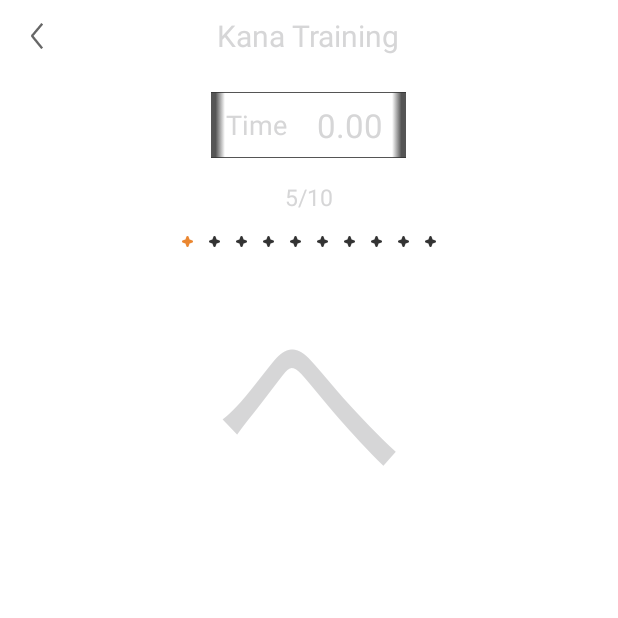
After one commit to ductienuit/KanaTraining, an Android app: the QuizMainActivity screen opened directly, with no data from a screen before it, on a phone screen of 412 x 824 dp, the top half of it. The commit adds this screen. Run offline under Robolectric (Android 15) with nearby library versions, the phone set to English and light mode, and no system bars; our stand-ins replace sdp/ssp sizes; Roboto replaces fonts that are not available here.

Commit message:
add xml and activity QuizMain and some sml for style

```diff
--- a/app/src/main/AndroidManifest.xml
+++ b/app/src/main/AndroidManifest.xml
@@ -46,6 +46,7 @@
         <activity android:name=".HelpActivity" />
         <activity android:name=".AppBaseActivity" />
         <activity android:name=".QuizSelectListActivity" />
+        <activity android:name=".QuizMainActivity"></activity>
     </application>
 
 </manifest>
--- /dev/null
+++ b/app/src/main/java/com/nhombabon/kanatraining/QuizMainActivity.java
@@ -0,0 +1,13 @@
+package com.nhombabon.kanatraining;
+
+import android.support.v7.app.AppCompatActivity;
+import android.os.Bundle;
+
+public class QuizMainActivity extends AppCompatActivity {
+
+    @Override
+    protected void onCreate(Bundle savedInstanceState) {
+        super.onCreate(savedInstanceState);
+        setContentView(R.layout.activity_quiz_main);
+    }
+}
--- /dev/null
+++ b/app/src/main/res/drawable-xhdpi/btn_frame01.xml
@@ -0,0 +1,7 @@
+<?xml version="1.0" encoding="utf-8"?>
+<selector xmlns:android="http://schemas.android.com/apk/res/android">
+    <item android:drawable="@drawable/btn_frame01_normal"
+        android:state_pressed="false" />
+    <item android:drawable="@drawable/btn_frame01_active"
+        android:state_pressed="true" />
+</selector>
--- /dev/null
+++ b/app/src/main/res/layout/activity_quiz_main.xml
@@ -0,0 +1,188 @@
+<?xml version="1.0" encoding="utf-8"?>
+<RelativeLayout xmlns:android="http://schemas.android.com/apk/res/android"
+    xmlns:app="http://schemas.android.com/apk/res-auto"
+    xmlns:tools="http://schemas.android.com/tools"
+    android:id="@+id/quiz_base_view"
+    android:layout_width="match_parent"
+    android:layout_height="match_parent"
+    android:background="@color/white"
+    tools:context="com.nhombabon.kanatraining.QuizMainActivity"
+    >
+    <LinearLayout
+        android:layout_width="match_parent"
+        android:layout_height="match_parent"
+        android:gravity="top"
+        android:orientation="vertical"
+        android:paddingBottom="20dp">
+        <include layout="@layout/navi_bar_black" />
+        <LinearLayout
+            android:layout_width="@dimen/_100sdp"
+            android:layout_height="wrap_content"
+            android:layout_marginTop="@dimen/_10sdp"
+            android:background="@drawable/btn_frame01"
+            android:orientation="horizontal"
+            android:layout_gravity="center_horizontal">
+
+            <TextView
+                android:id="@+id/time_title"
+                android:layout_width="wrap_content"
+                android:layout_height="wrap_content"
+                android:layout_gravity="center_vertical"
+                android:paddingLeft="10dp"
+                android:paddingRight="10dp"
+                android:text="@string/QuizResult_Time"
+                android:textColor="@color/black"
+                android:textSize="18sp" />
+
+            <TextView
+                android:id="@+id/time_measurement"
+                android:layout_width="wrap_content"
+                android:layout_height="wrap_content"
+                android:layout_gravity="center_vertical"
+                android:paddingLeft="10dp"
+                android:paddingRight="10dp"
+                android:text="@string/timeStart"
+                android:textColor="@color/black"
+                android:textSize="22sp" />
+
+        </LinearLayout>
+        <TextView
+            android:id="@+id/question_number"
+            android:layout_width="wrap_content"
+            android:layout_height="wrap_content"
+            android:layout_gravity="center_horizontal"
+            android:layout_marginBottom="15dp"
+            android:layout_marginTop="15dp"
+            android:text="@string/halfscore"
+            android:textColor="@color/black"
+            android:textSize="15sp" />
+
+        <LinearLayout
+            android:id="@+id/quiz_star_area"
+            android:layout_width="wrap_content"
+            android:layout_height="wrap_content"
+            android:layout_gravity="center_horizontal"
+            android:orientation="horizontal">
+            <ImageView
+                android:id="@+id/quiz_count_star1"
+                android:layout_width="wrap_content"
+                android:layout_height="wrap_content"
+                android:layout_marginLeft="5dp"
+                android:layout_marginRight="5dp"
+                android:src="@drawable/ic_star_active"
+                android:tag="0" />
+
+            <ImageView
+                android:id="@+id/quiz_count_star2"
+                android:layout_width="wrap_content"
+                android:layout_height="wrap_content"
+                android:layout_marginLeft="5dp"
+                android:layout_marginRight="5dp"
+                android:src="@drawable/ic_star_normal"
+                android:tag="1" />
+
+            <ImageView
+                android:id="@+id/quiz_count_star3"
+                android:layout_width="wrap_content"
+                android:layout_height="wrap_content"
+                android:layout_marginLeft="5dp"
+                android:layout_marginRight="5dp"
+                android:src="@drawable/ic_star_normal"
+                android:tag="2" />
+
+            <ImageView
+                android:id="@+id/quiz_count_star4"
+                android:layout_width="wrap_content"
+                android:layout_height="wrap_content"
+                android:layout_marginLeft="5dp"
+                android:layout_marginRight="5dp"
+                android:src="@drawable/ic_star_normal"
+                android:tag="3" />
+
+            <ImageView
+                android:id="@+id/quiz_count_star5"
+                android:layout_width="wrap_content"
+                android:layout_height="wrap_content"
+                android:layout_marginLeft="5dp"
+                android:layout_marginRight="5dp"
+                android:src="@drawable/ic_star_normal"
+                android:tag="4" />
+
+            <ImageView
+                android:id="@+id/quiz_count_star6"
+                android:layout_width="wrap_content"
+                android:layout_height="wrap_content"
+                android:layout_marginLeft="5dp"
+                android:layout_marginRight="5dp"
+                android:src="@drawable/ic_star_normal"
+                android:tag="5" />
+
+            <ImageView
+                android:id="@+id/quiz_count_star7"
+                android:layout_width="wrap_content"
+                android:layout_height="wrap_content"
+                android:layout_marginLeft="5dp"
+                android:layout_marginRight="5dp"
+                android:src="@drawable/ic_star_normal"
+                android:tag="6" />
+
+            <ImageView
+                android:id="@+id/quiz_count_star8"
+                android:layout_width="wrap_content"
+                android:layout_height="wrap_content"
+                android:layout_marginLeft="5dp"
+                android:layout_marginRight="5dp"
+                android:src="@drawable/ic_star_normal"
+                android:tag="7" />
+
+            <ImageView
+                android:id="@+id/quiz_count_star9"
+                android:layout_width="wrap_content"
+                android:layout_height="wrap_content"
+                android:layout_marginLeft="5dp"
+                android:layout_marginRight="5dp"
+                android:src="@drawable/ic_star_normal"
+                android:tag="8" />
+
+            <ImageView
+                android:id="@+id/quiz_count_star10"
+                android:layout_width="wrap_content"
+                android:layout_height="wrap_content"
+                android:layout_marginLeft="5dp"
+                android:layout_marginRight="5dp"
+                android:src="@drawable/ic_star_normal"
+                android:tag="9" />
+        </LinearLayout>
+
+        <RelativeLayout
+            android:id="@+id/quiestions_area_bg"
+            android:layout_width="wrap_content"
+            android:layout_height="wrap_content"
+            android:layout_weight="1.0"
+            android:layout_gravity="center_horizontal"
+            >
+
+            <ImageView
+                android:id="@+id/questions_listen"
+                android:layout_width="wrap_content"
+                android:layout_height="wrap_content"
+                android:layout_centerInParent="true"
+                android:onClick="clickQuizVoice"
+                android:src="@drawable/img_quiz_voice"
+                android:visibility="gone" />
+
+            <TextView
+                android:id="@+id/questions_area_jp"
+                android:layout_width="wrap_content"
+                android:layout_height="wrap_content"
+                android:layout_alignParentLeft="true"
+                android:layout_alignParentTop="true"
+                android:text="へ"
+                android:textColor="@color/black"
+                android:textSize="130sp" />
+        </RelativeLayout>
+
+
+    </LinearLayout>
+
+</RelativeLayout>
--- a/app/src/main/res/values/strings.xml
+++ b/app/src/main/res/values/strings.xml
@@ -60,7 +60,8 @@
     <string name="QuizResult_Time">Time</string>
     <string name="QuizStopPop_Guide">Quit and return to top</string>
 
-    <string name="FONT_NAME_FIRA_BOOK">FiraSans-BookItalic.otf</string>    ;
+    <string name="FONT_NAME_FIRA_BOOK">FiraSans-BookItalic.otf</string>
+    ;
     <string name="FONT_NAME_FIRA_EXTRA">"FiraSans-ExtraBoldItalic.otf"</string>;
     <string name="FONT_NAME_FIRA_LIGHT"> "FiraSans-LightItalic.otf"</string>;
     <string name="FONT_NAME_FIRA_ULTRA">"FiraSans-UltraItalic.otf"</string>;
```
Also changed, not shown: app/src/main/res/drawable-xhdpi/btn_frame01_active.png (added), app/src/main/res/drawable-xhdpi/btn_frame01_normal.png (added), app/src/main/res/drawable-xhdpi/ic_star_active.png (added), app/src/main/res/drawable-xhdpi/ic_star_normal.png (added), app/src/main/res/drawable-xhdpi/img_quiz_voice.png (added).
